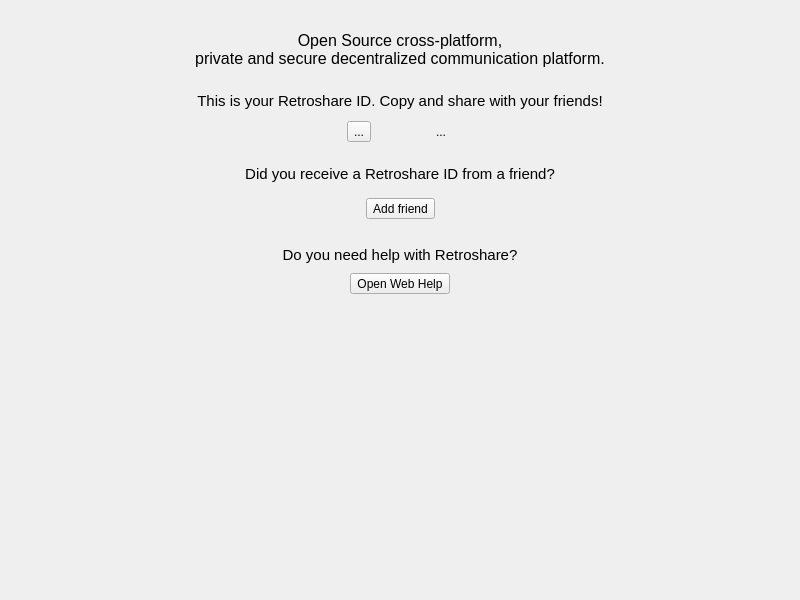
Above: retroshare-gui/src/gui/HomePage.ui from RetroShare/RetroShare before the change. Below: the same form after it.
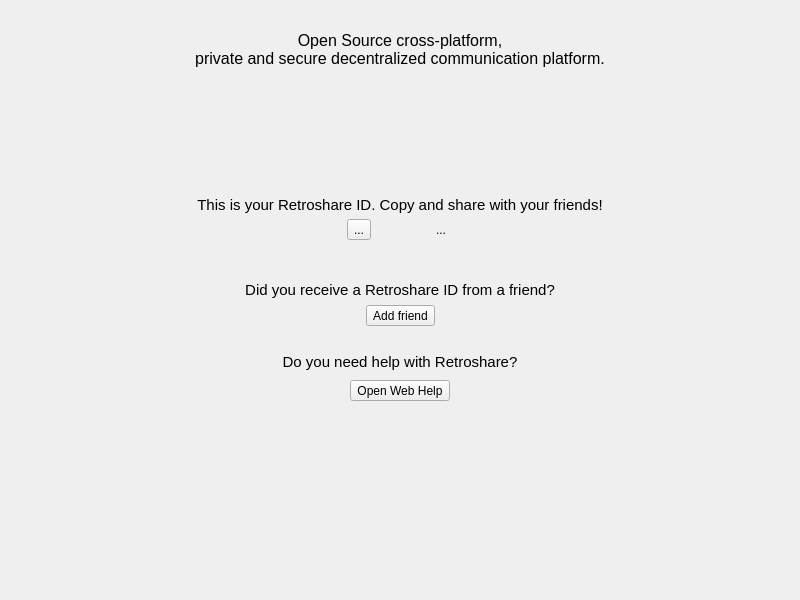
That is the form after the change. Icons and pictures are not drawn.

Commit message: Moved the labels into the right frames for have better spacing and margins

What changed in the file:
```diff
--- a/retroshare-gui/src/gui/HomePage.ui
+++ b/retroshare-gui/src/gui/HomePage.ui
@@ -14,6 +14,35 @@
    <string>Form</string>
   </property>
   <layout class="QGridLayout" name="gridLayout">
+   <item row="3" column="0" rowspan="7">
+    <spacer name="horizontalSpacer_2">
+     <property name="orientation">
+      <enum>Qt::Horizontal</enum>
+     </property>
+     <property name="sizeType">
+      <enum>QSizePolicy::Preferred</enum>
+     </property>
+     <property name="sizeHint" stdset="0">
+      <size>
+       <width>50</width>
+       <height>408</height>
+      </size>
+     </property>
+    </spacer>
+   </item>
+   <item row="2" column="2">
+    <spacer name="verticalSpacer_2">
+     <property name="orientation">
+      <enum>Qt::Vertical</enum>
+     </property>
+     <property name="sizeHint" stdset="0">
+      <size>
+       <width>20</width>
+       <height>40</height>
+      </size>
+     </property>
+    </spacer>
+   </item>
    <item row="0" column="0" colspan="5">
     <widget class="QLabel" name="label">
      <property name="sizePolicy">
@@ -50,65 +79,25 @@
      </property>
     </widget>
    </item>
-   <item row="2" column="4" rowspan="6">
-    <spacer name="horizontalSpacer_3">
-     <property name="orientation">
-      <enum>Qt::Horizontal</enum>
-     </property>
-     <property name="sizeType">
-      <enum>QSizePolicy::Preferred</enum>
-     </property>
-     <property name="sizeHint" stdset="0">
-      <size>
-       <width>78</width>
-       <height>408</height>
-      </size>
-     </property>
-    </spacer>
-   </item>
-   <item row="3" column="1" colspan="3">
+   <item row="4" column="1" colspan="3">
     <widget class="QFrame" name="retroshareIDframe">
-     <layout class="QHBoxLayout" name="horizontalLayout_2">
+     <layout class="QGridLayout" name="gridLayout_2">
       <property name="leftMargin">
        <number>9</number>
       </property>
       <property name="topMargin">
-       <number>0</number>
+       <number>9</number>
       </property>
       <property name="rightMargin">
        <number>9</number>
       </property>
       <property name="bottomMargin">
-       <number>12</number>
+       <number>9</number>
       </property>
-      <item>
-       <spacer name="horizontalSpacer_6">
-        <property name="orientation">
-         <enum>Qt::Horizontal</enum>
-        </property>
-        <property name="sizeHint" stdset="0">
-         <size>
-          <width>40</width>
-          <height>20</height>
-         </size>
-        </property>
-       </spacer>
-      </item>
-      <item>
-       <widget class="QToolButton" name="copyIDButton">
-        <property name="toolTip">
-         <string>&lt;html&gt;&lt;head/&gt;&lt;body&gt;&lt;p&gt;Copy your RetroShare ID to clipboard&lt;/p&gt;&lt;/body&gt;&lt;/html&gt;</string>
-        </property>
-        <property name="text">
-         <string>...</string>
-        </property>
-        <property name="icon">
-         <iconset resource="icons.qrc">
-          <normaloff>:/icons/png/copy.png</normaloff>:/icons/png/copy.png</iconset>
-        </property>
-       </widget>
-      </item>
-      <item>
+      <property name="verticalSpacing">
+       <number>0</number>
+      </property>
+      <item row="1" column="2">
        <widget class="QLabel" name="retroshareid">
         <property name="sizePolicy">
          <sizepolicy hsizetype="Preferred" vsizetype="Preferred">
@@ -141,7 +130,85 @@
         </property>
        </widget>
       </item>
-      <item>
+      <item row="1" column="5">
+       <spacer name="horizontalSpacer_5">
+        <property name="orientation">
+         <enum>Qt::Horizontal</enum>
+        </property>
+        <property name="sizeHint" stdset="0">
+         <size>
+          <width>40</width>
+          <height>20</height>
+         </size>
+        </property>
+       </spacer>
+      </item>
+      <item row="0" column="0" colspan="6">
+       <widget class="QLabel" name="userCertLabel">
+        <property name="sizePolicy">
+         <sizepolicy hsizetype="Expanding" vsizetype="Preferred">
+          <horstretch>0</horstretch>
+          <verstretch>0</verstretch>
+         </sizepolicy>
+        </property>
+        <property name="font">
+         <font>
+          <pointsize>11</pointsize>
+         </font>
+        </property>
+        <property name="text">
+         <string>This is your Retroshare ID. Copy and share with your friends!</string>
+        </property>
+        <property name="alignment">
+         <set>Qt::AlignBottom|Qt::AlignHCenter</set>
+        </property>
+       </widget>
+      </item>
+      <item row="1" column="4">
+       <widget class="QToolButton" name="helpButton">
+        <property name="text">
+         <string>...</string>
+        </property>
+        <property name="icon">
+         <iconset resource="icons.qrc">
+          <normaloff>:/icons/help_64.png</normaloff>:/icons/help_64.png</iconset>
+        </property>
+        <property name="checkable">
+         <bool>true</bool>
+        </property>
+        <property name="autoRaise">
+         <bool>true</bool>
+        </property>
+       </widget>
+      </item>
+      <item row="1" column="0">
+       <spacer name="horizontalSpacer_6">
+        <property name="orientation">
+         <enum>Qt::Horizontal</enum>
+        </property>
+        <property name="sizeHint" stdset="0">
+         <size>
+          <width>40</width>
+          <height>20</height>
+         </size>
+        </property>
+       </spacer>
+      </item>
+      <item row="1" column="1">
+       <widget class="QToolButton" name="copyIDButton">
+        <property name="toolTip">
+         <string>&lt;html&gt;&lt;head/&gt;&lt;body&gt;&lt;p&gt;Copy your RetroShare ID to clipboard&lt;/p&gt;&lt;/body&gt;&lt;/html&gt;</string>
+        </property>
+        <property name="text">
+         <string>...</string>
+        </property>
+        <property name="icon">
+         <iconset resource="icons.qrc">
+          <normaloff>:/icons/png/copy.png</normaloff>:/icons/png/copy.png</iconset>
+        </property>
+       </widget>
+      </item>
+      <item row="1" column="3">
        <widget class="QToolButton" name="shareButton">
         <property name="sizePolicy">
          <sizepolicy hsizetype="Fixed" vsizetype="Fixed">
@@ -173,40 +240,10 @@
         </property>
        </widget>
       </item>
-      <item>
-       <widget class="QToolButton" name="helpButton">
-        <property name="text">
-         <string>...</string>
-        </property>
-        <property name="icon">
-         <iconset resource="icons.qrc">
-          <normaloff>:/icons/help_64.png</normaloff>:/icons/help_64.png</iconset>
-        </property>
-        <property name="checkable">
-         <bool>true</bool>
-        </property>
-        <property name="autoRaise">
-         <bool>true</bool>
-        </property>
-       </widget>
-      </item>
-      <item>
-       <spacer name="horizontalSpacer_5">
-        <property name="orientation">
-         <enum>Qt::Horizontal</enum>
-        </property>
-        <property name="sizeHint" stdset="0">
-         <size>
-          <width>40</width>
-          <height>20</height>
-         </size>
-        </property>
-       </spacer>
-      </item>
      </layout>
     </widget>
    </item>
-   <item row="5" column="1" colspan="3">
+   <item row="7" column="1" colspan="3">
     <widget class="QFrame" name="addframe">
      <property name="sizePolicy">
       <sizepolicy hsizetype="Expanding" vsizetype="Preferred">
@@ -217,11 +254,24 @@
      <property name="styleSheet">
       <string notr="true"/>
      </property>
-     <layout class="QHBoxLayout" name="horizontalLayout">
+     <layout class="QGridLayout" name="gridLayout_4">
       <property name="bottomMargin">
        <number>12</number>
       </property>
-      <item>
+      <item row="1" column="2">
+       <spacer name="horizontalSpacer_4">
+        <property name="orientation">
+         <enum>Qt::Horizontal</enum>
+        </property>
+        <property name="sizeHint" stdset="0">
+         <size>
+          <width>40</width>
+          <height>20</height>
+         </size>
+        </property>
+       </spacer>
+      </item>
+      <item row="1" column="0">
        <spacer name="horizontalSpacer">
         <property name="orientation">
          <enum>Qt::Horizontal</enum>
@@ -234,7 +284,7 @@
         </property>
        </spacer>
       </item>
-      <item>
+      <item row="1" column="1">
        <widget class="QToolButton" name="addButton">
         <property name="text">
          <string>Add friend</string>
@@ -253,23 +303,60 @@
         </property>
        </widget>
       </item>
-      <item>
-       <spacer name="horizontalSpacer_4">
-        <property name="orientation">
-         <enum>Qt::Horizontal</enum>
+      <item row="0" column="0" colspan="3">
+       <widget class="QLabel" name="label_3">
+        <property name="font">
+         <font>
+          <pointsize>11</pointsize>
+         </font>
         </property>
-        <property name="sizeHint" stdset="0">
-         <size>
-          <width>40</width>
-          <height>20</height>
-         </size>
+        <property name="styleSheet">
+         <string notr="true"/>
         </property>
-       </spacer>
+        <property name="text">
+         <string>Did you receive a Retroshare ID from a friend?</string>
+        </property>
+        <property name="alignment">
+         <set>Qt::AlignCenter</set>
+        </property>
+       </widget>
       </item>
      </layout>
     </widget>
    </item>
-   <item row="6" column="1" colspan="3">
+   <item row="9" column="1" colspan="3">
+    <spacer name="verticalSpacer">
+     <property name="orientation">
+      <enum>Qt::Vertical</enum>
+     </property>
+     <property name="sizeType">
+      <enum>QSizePolicy::Expanding</enum>
+     </property>
+     <property name="sizeHint" stdset="0">
+      <size>
+       <width>20</width>
+       <height>40</height>
+      </size>
+     </property>
+    </spacer>
+   </item>
+   <item row="3" column="4" rowspan="7">
+    <spacer name="horizontalSpacer_3">
+     <property name="orientation">
+      <enum>Qt::Horizontal</enum>
+     </property>
+     <property name="sizeType">
+      <enum>QSizePolicy::Preferred</enum>
+     </property>
+     <property name="sizeHint" stdset="0">
+      <size>
+       <width>50</width>
+       <height>408</height>
+      </size>
+     </property>
+    </spacer>
+   </item>
+   <item row="8" column="1" colspan="3">
     <widget class="QFrame" name="helpframe">
      <property name="sizePolicy">
       <sizepolicy hsizetype="Expanding" vsizetype="Preferred">
@@ -354,77 +441,6 @@
      </layout>
     </widget>
    </item>
-   <item row="7" column="1" colspan="3">
-    <spacer name="verticalSpacer">
-     <property name="orientation">
-      <enum>Qt::Vertical</enum>
-     </property>
-     <property name="sizeType">
-      <enum>QSizePolicy::Expanding</enum>
-     </property>
-     <property name="sizeHint" stdset="0">
-      <size>
-       <width>20</width>
-       <height>40</height>
-      </size>
-     </property>
-    </spacer>
-   </item>
-   <item row="4" column="1" colspan="3">
-    <widget class="QLabel" name="label_3">
-     <property name="font">
-      <font>
-       <pointsize>11</pointsize>
-      </font>
-     </property>
-     <property name="styleSheet">
-      <string notr="true"/>
-     </property>
-     <property name="text">
-      <string>Did you receive a Retroshare ID from a friend?</string>
-     </property>
-     <property name="alignment">
-      <set>Qt::AlignCenter</set>
-     </property>
-    </widget>
-   </item>
-   <item row="2" column="1" colspan="3">
-    <widget class="QLabel" name="userCertLabel">
-     <property name="sizePolicy">
-      <sizepolicy hsizetype="Expanding" vsizetype="Preferred">
-       <horstretch>0</horstretch>
-       <verstretch>0</verstretch>
-      </sizepolicy>
-     </property>
-     <property name="font">
-      <font>
-       <pointsize>11</pointsize>
-      </font>
-     </property>
-     <property name="text">
-      <string>This is your Retroshare ID. Copy and share with your friends!</string>
-     </property>
-     <property name="alignment">
-      <set>Qt::AlignBottom|Qt::AlignHCenter</set>
-     </property>
-    </widget>
-   </item>
-   <item row="2" column="0" rowspan="6">
-    <spacer name="horizontalSpacer_2">
-     <property name="orientation">
-      <enum>Qt::Horizontal</enum>
-     </property>
-     <property name="sizeType">
-      <enum>QSizePolicy::Preferred</enum>
-     </property>
-     <property name="sizeHint" stdset="0">
-      <size>
-       <width>94</width>
-       <height>408</height>
-      </size>
-     </property>
-    </spacer>
-   </item>
   </layout>
  </widget>
  <resources>
```
The commit also changes 1 other file.
